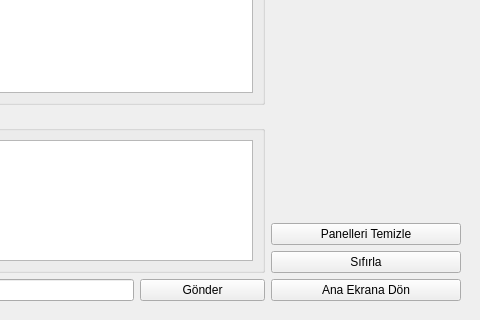
Above: ui/log_alma_screen/log_alma_screen.ui from cihansenyuz/system_controller before the change; both pictures show x 600 to 1080 and y 400 to 720 of the 1080 by 720 pixel window. Below: the same form after it.
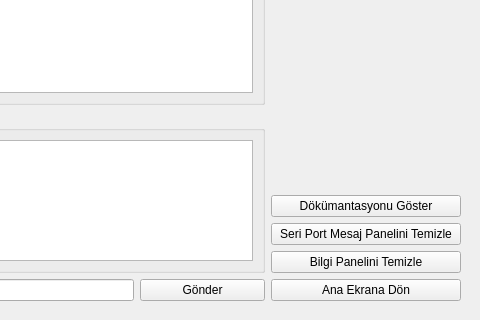
That is the form after the change.

Commit message: auto port connection is now functional if you skip dialog boxes

What changed in the file:
```diff
--- a/ui/log_alma_screen/log_alma_screen.ui
+++ b/ui/log_alma_screen/log_alma_screen.ui
@@ -254,14 +254,21 @@
       <item>
        <widget class="QPushButton" name="clearPanelsButton">
         <property name="text">
-         <string>Panelleri Temizle</string>
+         <string>Dökümantasyonu Göster</string>
         </property>
        </widget>
       </item>
       <item>
        <widget class="QPushButton" name="setDefaultsButton">
         <property name="text">
-         <string>Sıfırla</string>
+         <string>Seri Port Mesaj Panelini Temizle</string>
+        </property>
+       </widget>
+      </item>
+      <item>
+       <widget class="QPushButton" name="clearInfoPanelButton">
+        <property name="text">
+         <string>Bilgi Panelini Temizle</string>
         </property>
        </widget>
       </item>
```
Left out of the diff: 4 changed lines with no effect on the pictures. The commit also changes 3 other files.
